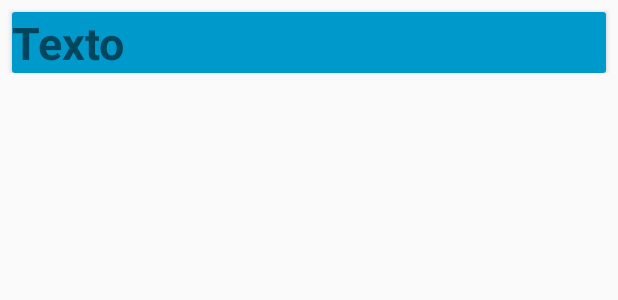
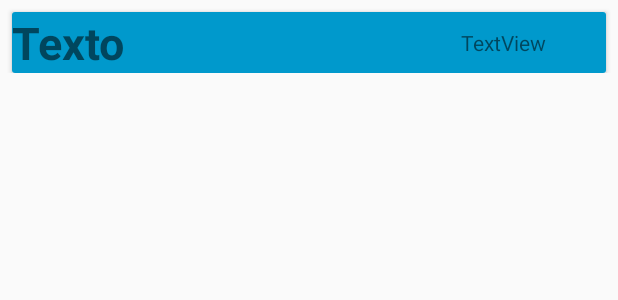
Before and after one commit to rubenrsanchez/MiBlocDeNotas, an Android app: the layout element_nota.xml on its own in the app's theme, with its tools: preview values and no code run, on a phone screen of 412 x 824 dp. Shown: the top 300 px of the screen. Run offline under Robolectric (Android 15) with nearby library versions, the phone set to English and light mode, and no system bars.

Commit message:
Añadido textView hora

```diff
--- a/app/src/main/java/com/example/leizan/miblocdenotas/ActivityNota2.java
+++ b/app/src/main/java/com/example/leizan/miblocdenotas/ActivityNota2.java
@@ -7,7 +7,12 @@ import android.view.View;
 import android.widget.Button;
 import android.widget.EditText;
 
+import java.text.SimpleDateFormat;
+import java.time.LocalDateTime;
+import java.time.LocalTime;
 import java.util.ArrayList;
+import java.util.Calendar;
+import java.util.Date;
 
 public class ActivityNota2 extends AppCompatActivity {
 
--- a/app/src/main/java/com/example/leizan/miblocdenotas/MainActivity.java
+++ b/app/src/main/java/com/example/leizan/miblocdenotas/MainActivity.java
@@ -77,7 +77,6 @@ public class MainActivity extends AppCompatActivity {
         switch (requestCode){
             case 1:
                 if(resultCode == Activity.RESULT_OK){
-                    //notasList = (ArrayList<Nota>)data.getExtras().getSerializable("notas");
                     notasList.add((Nota)data.getSerializableExtra("nota"));
                     adapter.notifyDataSetChanged();
                 }
--- a/app/src/main/res/layout/element_nota.xml
+++ b/app/src/main/res/layout/element_nota.xml
@@ -29,17 +29,29 @@
                 android:layout_alignParentStart="true"
                 android:layout_alignParentLeft="true"
                 android:layout_alignParentTop="true"
-                android:layout_alignParentEnd="true"
-                android:layout_alignParentRight="true"
                 android:layout_marginStart="0dp"
                 android:layout_marginLeft="0dp"
                 android:layout_marginTop="0dp"
-                android:layout_marginEnd="0dp"
-                android:layout_marginRight="0dp"
                 android:background="@android:color/holo_blue_dark"
                 android:text="Texto"
                 android:textSize="30dp"
                 android:textStyle="bold" />
+
+            <TextView
+                android:id="@+id/tv_dateTime"
+                android:layout_width="wrap_content"
+                android:layout_height="wrap_content"
+                android:layout_alignStart="@+id/TVNota"
+                android:layout_alignLeft="@+id/TVNota"
+                android:layout_alignParentEnd="true"
+                android:layout_alignParentRight="true"
+                android:layout_centerVertical="true"
+                android:layout_marginStart="299dp"
+                android:layout_marginLeft="299dp"
+                android:layout_marginEnd="11dp"
+                android:layout_marginRight="11dp"
+                android:text="TextView" />
+
         </RelativeLayout>
     </android.support.v7.widget.CardView>
 </android.support.constraint.ConstraintLayout>
```
Also changed, not shown: app/src/main/java/com/example/leizan/miblocdenotas/Nota.java (+9 -0 lines), app/src/main/java/com/example/leizan/miblocdenotas/NotasAdapter.java (+11 -1 lines).
